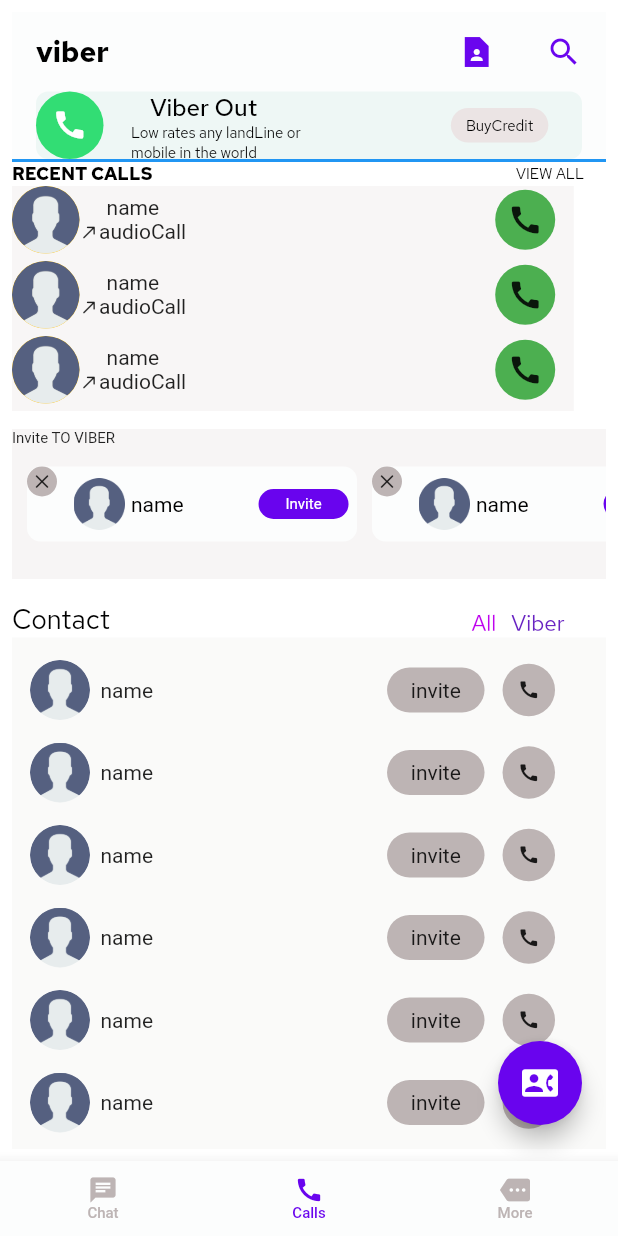
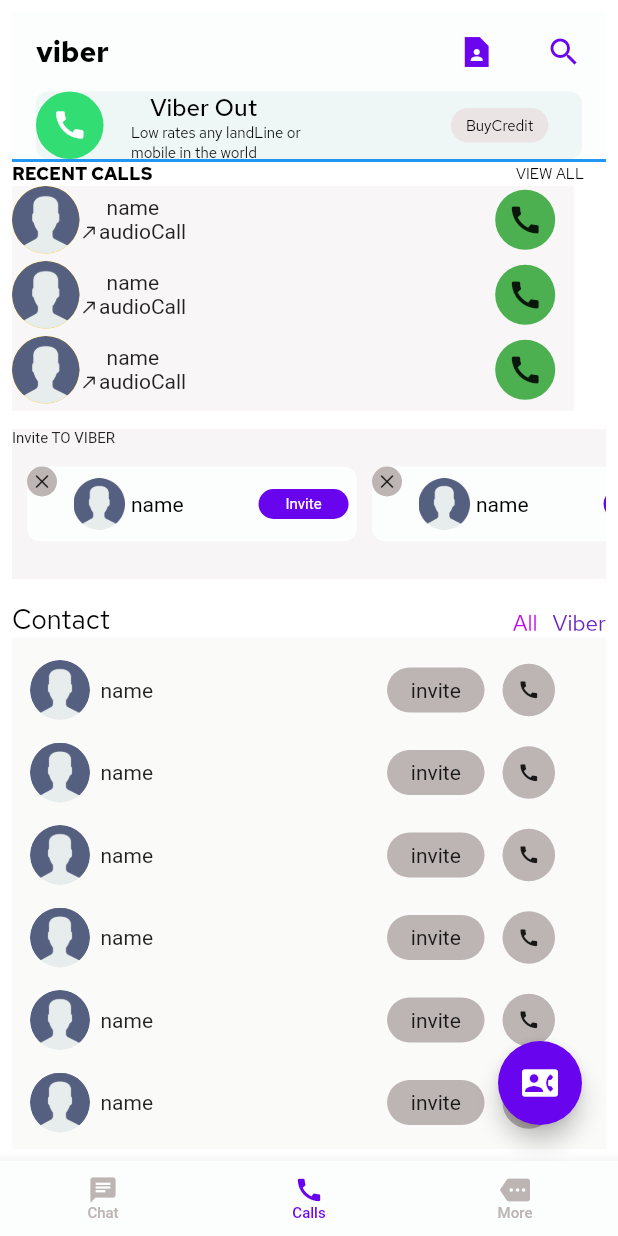
Before and after one commit to helenaAfshari/viber, a Flutter app: the screen it shows after launch, item 2 of the bottom bar chosen, on a phone screen of 412 x 824 dp. Run offline on Flutter 3.47's test engine with Material 2 defaults, Android fonts, the phone set to English and light mode, and no system bars; our stand-ins replace camera, get, google_fonts, hive, hive_flutter; accounts and stored records are empty.

Commit message:
click change color

```diff
--- a/lib/view/call_bottom_screen.dart
+++ b/lib/view/call_bottom_screen.dart
@@ -160,14 +160,8 @@ class _CalsBottomScreenState extends State<CalsBottomScreen> {
                     height: 15,
                   ),
 
-
                   contactList(selectedIndex: selectedIndex),
                 ],
-
-
-
-
-
               ),
             ),
           ),
@@ -215,8 +209,7 @@ class recentCallsList extends StatelessWidget {
                               color: Colors.amber,
                               shape: BoxShape.circle,
                               image: DecorationImage(
-                                  image: AssetImage(
-                                      Assets.images.avatar.path)),
+                                  image: AssetImage(Assets.images.avatar.path)),
                             ),
                           ),
                           Column(
@@ -269,21 +262,106 @@ class contactList extends StatelessWidget {
 
   @override
   Widget build(BuildContext context) {
-    return Stack(
-
-      children: [
-        Column(
-
+    return Column(
       children: [
         Row(
+          mainAxisAlignment: MainAxisAlignment.spaceBetween,
           children: [
-                     Text("Contact",style: contactTextStyle,),
-                     SizedBox(width: 231,),
-                     Row(
+            Text(
+              "Contact",
+              style: contactTextStyle,
+            ),
+
+           contactTabView(),
+          ],
+        ),
+         Obx(
+           () =>  IndexedStack(
+                index: selectedIndex.value,
                 children: [
+                 allContacts(),
+                  Container(color: Colors.blue,
+                  height: 50,
+                  width: 20,),
+                ],
+              )
+
+         ),
+
+      ],
+    );
+  }
+
+  Container allContacts() {
+    return Container(
+        height: Get.height,
+        color: Color.fromARGB(255, 250, 250, 249),
+        child: ListView.builder(
+          itemBuilder: (context, index) {
+            return Column(
+              children: [
+                Padding(
+                  padding: const EdgeInsets.only(top: 15, left: 12),
+                  child: Row(
+                    children: [
+                      Container(
+                        width: 40,
+                        height: 40,
+                        decoration: BoxDecoration(
+                          shape: BoxShape.circle,
+                          image: DecorationImage(
+                              image:
+                                  Image.asset(Assets.images.avatar.path)
+                                      .image),
+                        ),
+                      ),
                       SizedBox(
+                        width: 7,
+                      ),
+                      Text("name"),
+                      SizedBox(
+                        width: 156,
+                      ),
+                      Container(
+                        width: 65,
+                        height: 30,
+                        decoration: BoxDecoration(
+                          shape: BoxShape.rectangle,
+                          color: unselectedBottomBar,
+                          borderRadius: BorderRadius.circular(15),
+                        ),
+                        child: Center(child: Text("invite")),
+                      ),
+                      SizedBox(
+                        width: 12,
+                      ),
+                      Container(
+                        height: 35,
+                        width: 35,
+                        decoration: BoxDecoration(
+                          shape: BoxShape.circle,
+                          color: unselectedBottomBar,
+                        ),
+                        child: IconButton(
+                            onPressed: () {},
+                            icon: Icon(
+                              Icons.call,
+                              size: 15,
+                            )),
+                      ),
+                    ],
+                  ),
+                )
+              ],
+            );
+          },
+        ),
+      );
+  }
+
+  SizedBox contactTabView() {
+    return SizedBox(
             height: 15,
-
             child: ListView.builder(
               shrinkWrap: true,
               itemCount: selectItem.length,
@@ -292,13 +370,9 @@ class contactList extends StatelessWidget {
                 () => GestureDetector(
                   onTap: () {
                     selectedIndex.value = index;
-
                   },
-                                   child:
-
-                                   Padding(
-                                     padding:
-                                         const EdgeInsets.only(left: 10),
+                  child: Padding(
+                    padding: const EdgeInsets.only(left: 10),
                     child: Text(
                       selectItem[index],
                       style: index == selectedIndex.value
@@ -309,82 +383,6 @@ class contactList extends StatelessWidget {
                 ),
               ),
             ),
-                           ),
-                       ],
-                     )
-                   ],
-                 ),
-         Container(
-           height: Get.height,
-           color: Color.fromARGB(255, 250, 250, 249),
-
-           child:
-            ListView.builder(
-           itemBuilder: (context, index) {
-             return Column(
-               children: [
-
-
-               Padding(
-                 padding: const EdgeInsets.only(top: 15,left: 12),
-                 child: Row(
-
-                   children: [
-                     Container(
-                       width: 40,
-                       height: 40,
-                       decoration: BoxDecoration(
-                         shape: BoxShape.circle,
-                         image: DecorationImage(image: Image.asset(Assets.images.avatar.path).image),
-                       ),
-                     ),
-                      SizedBox(width: 7,),
-                      Text("name"),
-                     SizedBox(width: 156,),
-
-                     Container(
-                       width: 65,
-                       height: 30,
-                       decoration: BoxDecoration(
-                         shape: BoxShape.rectangle,
-                              color: unselectedBottomBar,
-                              borderRadius: BorderRadius.circular(15),
-                       ),
-                       child: Center(child: Text("invite")),
-                     ),
-
-                     SizedBox(width: 12,),
-                       Container(
-                       height: 35,
-                       width: 35,
-                       decoration:  BoxDecoration(
-                         shape: BoxShape.circle,
-                         color: unselectedBottomBar,
-
-                       ),
-                       child: IconButton(
-                         onPressed: () {
-
-                         },
-                         icon:Icon(Icons.call,size: 15,) ),
-
-                     ),
-
-
-                   ],
-                 ),
-               )
-
-               ],
-             );
-           },
-           ),
-         )
-
-        ],
-
-      ),
-      ],
           );
   }
 }
@@ -411,8 +409,7 @@ class inviteToViber extends StatelessWidget {
                 scrollDirection: Axis.horizontal,
                 itemBuilder: (context, index) {
                   return Padding(
-                    padding: EdgeInsets.only(
-                        top: 25, bottom: 25, left: 10),
+                    padding: EdgeInsets.only(top: 25, bottom: 25, left: 10),
                     child: Container(
                       width: 220,
                       height: 20,
@@ -425,8 +422,7 @@ class inviteToViber extends StatelessWidget {
                       child: Row(
                         children: [
                           Padding(
-                            padding:
-                                const EdgeInsets.only(bottom: 30),
+                            padding: const EdgeInsets.only(bottom: 30),
                             child: Container(
                               height: 20,
                               width: 20,
@@ -448,8 +444,7 @@ class inviteToViber extends StatelessWidget {
                             height: Get.height / 12,
                             decoration: BoxDecoration(
                               image: DecorationImage(
-                                  image: AssetImage(
-                                      Assets.images.avatar.path)),
+                                  image: AssetImage(Assets.images.avatar.path)),
                             ),
                           ),
                           const SizedBox(
@@ -470,15 +465,13 @@ class inviteToViber extends StatelessWidget {
                             decoration: BoxDecoration(
                                 color: colorActionAppbar,
                                 shape: BoxShape.rectangle,
-                                borderRadius:
-                                    BorderRadius.circular(10)),
+                                borderRadius: BorderRadius.circular(10)),
                             child: Center(
                                 child: Text(
                               "Invite",
                               style: TextStyle(
                                   fontSize: 10,
-                                  color:
-                                      lightScafoldBackgroundColor),
+                                  color: lightScafoldBackgroundColor),
                             )),
                           ),
                         ],
```
Lines whose indentation alone changed are shown as unchanged.
